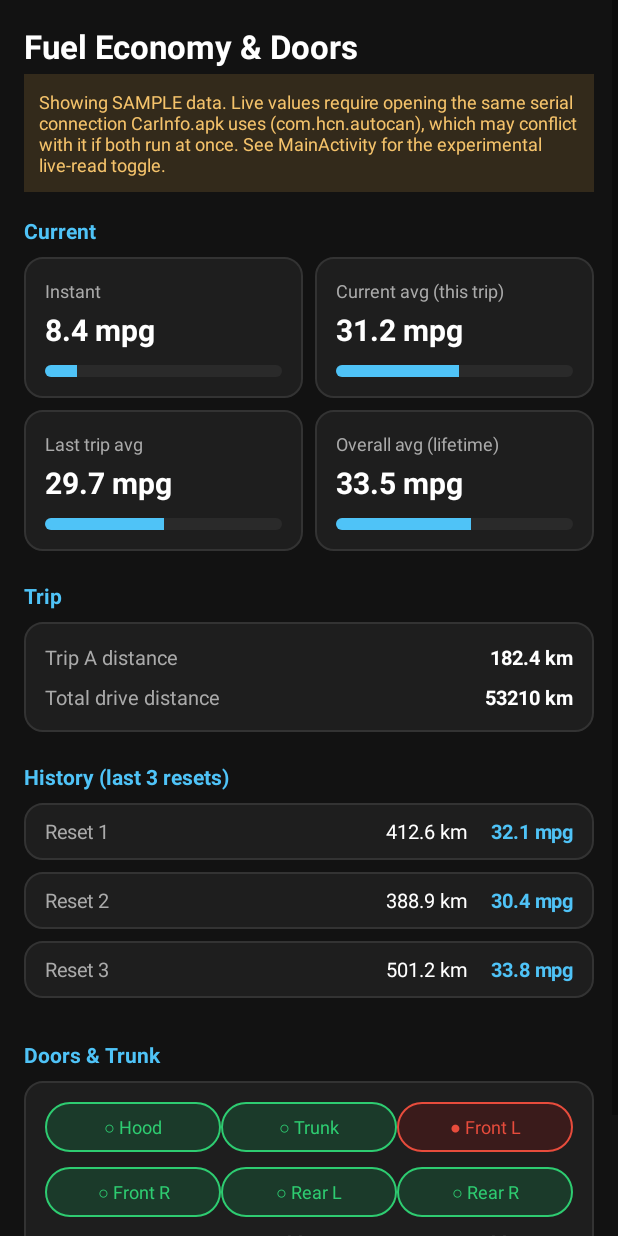
After one commit to HamzaRahman/CarPlayTesting, an Android app: the FuelInfoActivity screen opened directly, with no data from a screen before it, on a phone screen of 412 x 824 dp. The commit adds this screen. Run offline under Robolectric (Android 15) with nearby library versions, the light colour scheme and no system bars; 2 statements that could not run were skipped.

Commit message:
Add Fuel & Doors reference screen from decompiled CarInfo.apk

```diff
--- a/app/src/main/AndroidManifest.xml
+++ b/app/src/main/AndroidManifest.xml
@@ -20,6 +20,10 @@
                 <category android:name="android.intent.category.LAUNCHER" />
             </intent-filter>
         </activity>
+
+        <activity
+            android:name=".FuelInfoActivity"
+            android:exported="false" />
     </application>
 
 </manifest>
--- /dev/null
+++ b/app/src/main/java/com/debug/cansourcetester/FuelInfoActivity.java
@@ -0,0 +1,136 @@
+package com.debug.cansourcetester;
+
+import android.app.Activity;
+import android.graphics.Color;
+import android.os.Bundle;
+import android.view.Gravity;
+import android.view.View;
+import android.view.ViewGroup;
+import android.widget.LinearLayout;
+import android.widget.ProgressBar;
+import android.widget.TextView;
+
+/**
+ * Mirrors the fuel/mileage ("oil") and door/trunk display built by the real
+ * CarInfo app (package com.hcn.autocan), specifically
+ * com.hcn.autocan.hiworld.Honda.Yage9DataDecoder, reverse-engineered by
+ * decompiling CarInfo.apk.
+ *
+ * Byte layout for fuel (ParseData case pData[1]==22, readCurrentOilInfo):
+ *   pData[2]      instant consumption        (1 byte, 0-21 valid, else invalid)
+ *   pData[3-4]    current average             (2 bytes)
+ *   pData[5-6]    last-trip average           (2 bytes)
+ *   pData[7-8]    overall average             (2 bytes)
+ *   pData[9-11]   trip A distance             (3 bytes)
+ *   pData[12-13]  total drive distance        (2 bytes)
+ *   pData[14]     units bitfield              (bit7 dist unit, bit6 tripA unit,
+ *                                               4-5/2-3/0-1 = per-field mpg/km per L/L per 100km)
+ *   pData[15]     gauge range (progress max)
+ *
+ * History (pData[1]==23, readHistoryOilInfo): 3 slots, each 3-byte mileage +
+ * 2-byte average, same units bitfield pattern at pData[17].
+ *
+ * Door/trunk (pData[1]==18, handleCarDetailInfo): 6 states packed into one
+ * byte at pData[4] -- mFront=bit2 (hood), mRear=bit3 (trunk), FrontLeft=bit7,
+ * FrontRight=bit6, RearLeft=bit5, RearRight=bit4.
+ *
+ * This screen shows SAMPLE data only. The real CarInfo app owns its own
+ * dedicated serial connection to the decoder box (CanApp.GetInstance()
+ * .getCanService().openSerialPort()) separate from McuManager -- opening
+ * that same port from here risks conflicting with it if both run at once,
+ * so no live read is wired up.
+ */
+public class FuelInfoActivity extends Activity {
+
+    private static final int GAUGE_MAX = 60;
+
+    @Override
+    protected void onCreate(Bundle savedInstanceState) {
+        super.onCreate(savedInstanceState);
+        setContentView(R.layout.activity_fuel_info);
+
+        bindStat(R.id.cardInstant, "Instant", "8.4", "mpg", 8);
+        bindStat(R.id.cardCurAvg, "Current avg (this trip)", "31.2", "mpg", 31);
+        bindStat(R.id.cardLastAvg, "Last trip avg", "29.7", "mpg", 30);
+        bindStat(R.id.cardOverallAvg, "Overall avg (lifetime)", "33.5", "mpg", 34);
+
+        LinearLayout historyContainer = findViewById(R.id.historyContainer);
+        addHistoryRow(historyContainer, "Reset 1", "412.6 km", "32.1 mpg");
+        addHistoryRow(historyContainer, "Reset 2", "388.9 km", "30.4 mpg");
+        addHistoryRow(historyContainer, "Reset 3", "501.2 km", "33.8 mpg");
+
+        LinearLayout doorRow1 = findViewById(R.id.doorGridRow1);
+        addDoorPill(doorRow1, "Hood", false);
+        addDoorPill(doorRow1, "Trunk", false);
+        addDoorPill(doorRow1, "Front L", true);
+
+        LinearLayout doorRow2 = findViewById(R.id.doorGridRow2);
+        addDoorPill(doorRow2, "Front R", false);
+        addDoorPill(doorRow2, "Rear L", false);
+        addDoorPill(doorRow2, "Rear R", false);
+    }
+
+    private void bindStat(int includeId, String label, String value, String unit, int progress) {
+        View card = findViewById(includeId);
+        ((TextView) card.findViewById(R.id.txtLabel)).setText(label);
+        ((TextView) card.findViewById(R.id.txtValue)).setText(value + " " + unit);
+        ProgressBar bar = card.findViewById(R.id.progressBar);
+        bar.setMax(GAUGE_MAX);
+        bar.setProgress(progress);
+    }
+
+    private void addHistoryRow(LinearLayout container, String label, String mileage, String avg) {
+        LinearLayout row = new LinearLayout(this);
+        row.setOrientation(LinearLayout.HORIZONTAL);
+        row.setGravity(Gravity.CENTER_VERTICAL);
+        LinearLayout.LayoutParams rowParams = new LinearLayout.LayoutParams(
+                ViewGroup.LayoutParams.MATCH_PARENT, ViewGroup.LayoutParams.WRAP_CONTENT);
+        rowParams.bottomMargin = dp(8);
+        row.setLayoutParams(rowParams);
+        row.setBackgroundResource(R.drawable.bg_card);
+        row.setPadding(dp(14), dp(10), dp(14), dp(10));
+
+        TextView txtLabel = new TextView(this);
+        txtLabel.setText(label);
+        txtLabel.setTextColor(Color.parseColor("#AAAAAA"));
+        txtLabel.setTextSize(13);
+        LinearLayout.LayoutParams labelParams = new LinearLayout.LayoutParams(0, ViewGroup.LayoutParams.WRAP_CONTENT, 1f);
+        row.addView(txtLabel, labelParams);
+
+        TextView txtMileage = new TextView(this);
+        txtMileage.setText(mileage);
+        txtMileage.setTextColor(Color.WHITE);
+        txtMileage.setTextSize(13);
+        txtMileage.setPadding(0, 0, dp(16), 0);
+        row.addView(txtMileage);
+
+        TextView txtAvg = new TextView(this);
+        txtAvg.setText(avg);
+        txtAvg.setTextColor(Color.parseColor("#4FC3F7"));
+        txtAvg.setTextSize(13);
+        txtAvg.setTypeface(txtAvg.getTypeface(), android.graphics.Typeface.BOLD);
+        row.addView(txtAvg);
+
+        container.addView(row);
+    }
+
+    private void addDoorPill(LinearLayout container, String label, boolean open) {
+        TextView pill = new TextView(this);
+        pill.setText((open ? "● " : "○ ") + label);
+        pill.setTextColor(open ? Color.parseColor("#E74C3C") : Color.parseColor("#2ECC71"));
+        pill.setTextSize(12);
+        pill.setGravity(Gravity.CENTER);
+        pill.setBackgroundResource(open ? R.drawable.bg_pill_open : R.drawable.bg_pill_closed);
+        pill.setPadding(dp(10), dp(8), dp(10), dp(8));
+        LinearLayout.LayoutParams params = new LinearLayout.LayoutParams(0, ViewGroup.LayoutParams.WRAP_CONTENT, 1f);
+        params.marginEnd = dp(6);
+        params.marginStart = dp(6);
+        pill.setLayoutParams(params);
+        container.addView(pill);
+    }
+
+    private int dp(int value) {
+        float density = getResources().getDisplayMetrics().density;
+        return Math.round(value * density);
+    }
+}
--- a/app/src/main/java/com/debug/cansourcetester/MainActivity.java
+++ b/app/src/main/java/com/debug/cansourcetester/MainActivity.java
@@ -1,6 +1,7 @@
 package com.debug.cansourcetester;
 
 import android.app.Activity;
+import android.content.Intent;
 import android.os.Bundle;
 import android.os.Handler;
 import android.os.Looper;
@@ -71,6 +72,7 @@ public class MainActivity extends Activity {
         Button btnKeyBt = findViewById(R.id.btnKeyBt);
         Button btnKeyBtMusic = findViewById(R.id.btnKeyBtMusic);
         Button btnKeyMusic = findViewById(R.id.btnKeyMusic);
+        Button btnFuelInfo = findViewById(R.id.btnFuelInfo);
 
         // Step 1: claim source. Confirmed by decompiling the real BluetoothService.apk
         // (android.sourceservice.SourceInfo, android.sourceservice.SourceService):
@@ -97,6 +99,8 @@ public class MainActivity extends Activity {
         btnKeyBt.setOnClickListener(v -> injectMcuKey(302, 0));       // K_BT
         btnKeyBtMusic.setOnClickListener(v -> injectMcuKey(331, 0));  // K_BTMUSIC
         btnKeyMusic.setOnClickListener(v -> injectMcuKey(209, 0));    // K_MUSIC
+
+        btnFuelInfo.setOnClickListener(v -> startActivity(new Intent(this, FuelInfoActivity.class)));
 
         log("Ready. Package=" + getPackageName());
     }
--- /dev/null
+++ b/app/src/main/res/drawable/bg_card.xml
@@ -0,0 +1,6 @@
+<?xml version="1.0" encoding="utf-8"?>
+<shape xmlns:android="http://schemas.android.com/apk/res/android">
+    <solid android:color="#1E1E1E" />
+    <corners android:radius="12dp" />
+    <stroke android:width="1dp" android:color="#333333" />
+</shape>
--- /dev/null
+++ b/app/src/main/res/drawable/bg_pill_closed.xml
@@ -0,0 +1,6 @@
+<?xml version="1.0" encoding="utf-8"?>
+<shape xmlns:android="http://schemas.android.com/apk/res/android">
+    <solid android:color="#1B3A2A" />
+    <corners android:radius="20dp" />
+    <stroke android:width="1dp" android:color="#2ECC71" />
+</shape>
--- /dev/null
+++ b/app/src/main/res/drawable/bg_pill_open.xml
@@ -0,0 +1,6 @@
+<?xml version="1.0" encoding="utf-8"?>
+<shape xmlns:android="http://schemas.android.com/apk/res/android">
+    <solid android:color="#3A1B1B" />
+    <corners android:radius="20dp" />
+    <stroke android:width="1dp" android:color="#E74C3C" />
+</shape>
--- /dev/null
+++ b/app/src/main/res/drawable/progress_fuel.xml
@@ -0,0 +1,17 @@
+<?xml version="1.0" encoding="utf-8"?>
+<layer-list xmlns:android="http://schemas.android.com/apk/res/android">
+    <item android:id="@android:id/background">
+        <shape>
+            <solid android:color="#2A2A2A" />
+            <corners android:radius="6dp" />
+        </shape>
+    </item>
+    <item android:id="@android:id/progress">
+        <clip>
+            <shape>
+                <solid android:color="#4FC3F7" />
+                <corners android:radius="6dp" />
+            </shape>
+        </clip>
+    </item>
+</layer-list>
--- /dev/null
+++ b/app/src/main/res/layout/activity_fuel_info.xml
@@ -0,0 +1,214 @@
+<?xml version="1.0" encoding="utf-8"?>
+<ScrollView xmlns:android="http://schemas.android.com/apk/res/android"
+    android:layout_width="match_parent"
+    android:layout_height="match_parent"
+    android:background="#121212">
+
+    <LinearLayout
+        android:layout_width="match_parent"
+        android:layout_height="wrap_content"
+        android:orientation="vertical"
+        android:padding="16dp">
+
+        <TextView
+            android:layout_width="wrap_content"
+            android:layout_height="wrap_content"
+            android:text="Fuel Economy &amp; Doors"
+            android:textColor="#FFFFFF"
+            android:textSize="22sp"
+            android:textStyle="bold" />
+
+        <TextView
+            android:id="@+id/txtDataNote"
+            android:layout_width="match_parent"
+            android:layout_height="wrap_content"
+            android:layout_marginTop="4dp"
+            android:layout_marginBottom="16dp"
+            android:background="#332A1B"
+            android:padding="10dp"
+            android:text="Showing SAMPLE data. Live values require opening the same serial connection CarInfo.apk uses (com.hcn.autocan), which may conflict with it if both run at once. See MainActivity for the experimental live-read toggle."
+            android:textColor="#F5C36B"
+            android:textSize="12sp" />
+
+        <!-- Current fuel section -->
+        <TextView
+            android:layout_width="wrap_content"
+            android:layout_height="wrap_content"
+            android:layout_marginBottom="8dp"
+            android:text="Current"
+            android:textColor="#4FC3F7"
+            android:textSize="14sp"
+            android:textStyle="bold" />
+
+        <LinearLayout
+            android:layout_width="match_parent"
+            android:layout_height="wrap_content"
+            android:orientation="horizontal">
+
+            <include
+                android:id="@+id/cardInstant"
+                layout="@layout/item_fuel_stat"
+                android:layout_width="0dp"
+                android:layout_height="wrap_content"
+                android:layout_marginEnd="8dp"
+                android:layout_weight="1" />
+
+            <include
+                android:id="@+id/cardCurAvg"
+                layout="@layout/item_fuel_stat"
+                android:layout_width="0dp"
+                android:layout_height="wrap_content"
+                android:layout_weight="1" />
+        </LinearLayout>
+
+        <LinearLayout
+            android:layout_width="match_parent"
+            android:layout_height="wrap_content"
+            android:layout_marginTop="8dp"
+            android:orientation="horizontal">
+
+            <include
+                android:id="@+id/cardLastAvg"
+                layout="@layout/item_fuel_stat"
+                android:layout_width="0dp"
+                android:layout_height="wrap_content"
+                android:layout_marginEnd="8dp"
+                android:layout_weight="1" />
+
+            <include
+                android:id="@+id/cardOverallAvg"
+                layout="@layout/item_fuel_stat"
+                android:layout_width="0dp"
+                android:layout_height="wrap_content"
+                android:layout_weight="1" />
+        </LinearLayout>
+
+        <!-- Trip info -->
+        <TextView
+            android:layout_width="wrap_content"
+            android:layout_height="wrap_content"
+            android:layout_marginTop="20dp"
+            android:layout_marginBottom="8dp"
+            android:text="Trip"
+            android:textColor="#4FC3F7"
+            android:textSize="14sp"
+            android:textStyle="bold" />
+
+        <LinearLayout
+            android:layout_width="match_parent"
+            android:layout_height="wrap_content"
+            android:background="@drawable/bg_card"
+            android:orientation="vertical"
+            android:padding="14dp">
+
+            <LinearLayout
+                android:layout_width="match_parent"
+                android:layout_height="wrap_content"
+                android:orientation="horizontal"
+                android:paddingBottom="8dp">
+
+                <TextView
+                    android:layout_width="0dp"
+                    android:layout_height="wrap_content"
+                    android:layout_weight="1"
+                    android:text="Trip A distance"
+                    android:textColor="#AAAAAA"
+                    android:textSize="13sp" />
+
+                <TextView
+                    android:id="@+id/txtTripA"
+                    android:layout_width="wrap_content"
+                    android:layout_height="wrap_content"
+                    android:text="182.4 km"
+                    android:textColor="#FFFFFF"
+                    android:textSize="13sp"
+                    android:textStyle="bold" />
+            </LinearLayout>
+
+            <LinearLayout
+                android:layout_width="match_parent"
+                android:layout_height="wrap_content"
+                android:orientation="horizontal">
+
+                <TextView
+                    android:layout_width="0dp"
+                    android:layout_height="wrap_content"
+                    android:layout_weight="1"
+                    android:text="Total drive distance"
+                    android:textColor="#AAAAAA"
+                    android:textSize="13sp" />
+
+                <TextView
+                    android:id="@+id/txtDriveDistance"
+                    android:layout_width="wrap_content"
+                    android:layout_height="wrap_content"
+                    android:text="53210 km"
+                    android:textColor="#FFFFFF"
+                    android:textSize="13sp"
+                    android:textStyle="bold" />
+            </LinearLayout>
+        </LinearLayout>
+
+        <!-- History -->
+        <TextView
+            android:layout_width="wrap_content"
+            android:layout_height="wrap_content"
+            android:layout_marginTop="20dp"
+            android:layout_marginBottom="8dp"
+            android:text="History (last 3 resets)"
+            android:textColor="#4FC3F7"
+            android:textSize="14sp"
+            android:textStyle="bold" />
+
+        <LinearLayout
+            android:id="@+id/historyContainer"
+            android:layout_width="match_parent"
+            android:layout_height="wrap_content"
+            android:orientation="vertical" />
+
+        <!-- Doors & Trunk -->
+        <TextView
+            android:layout_width="wrap_content"
+            android:layout_height="wrap_content"
+            android:layout_marginTop="20dp"
+            android:layout_marginBottom="8dp"
+            android:text="Doors &amp; Trunk"
+            android:textColor="#4FC3F7"
+            android:textSize="14sp"
+            android:textStyle="bold" />
+
+        <LinearLayout
+            android:layout_width="match_parent"
+            android:layout_height="wrap_content"
+            android:background="@drawable/bg_card"
+            android:orientation="vertical"
+            android:padding="14dp">
+
+            <LinearLayout
+                android:id="@+id/doorGridRow1"
+                android:layout_width="match_parent"
+                android:layout_height="wrap_content"
+                android:orientation="horizontal"
+                android:paddingBottom="10dp" />
+
+            <LinearLayout
+                android:id="@+id/doorGridRow2"
+                android:layout_width="match_parent"
+                android:layout_height="wrap_content"
+                android:orientation="horizontal" />
+
+            <TextView
+                android:layout_width="match_parent"
+                android:layout_height="wrap_content"
+                android:layout_marginTop="10dp"
+                android:text="Bits packed in a single byte at pData[4] when GID/SID header pData[1]==18 (0x12). mFront=bit2 (hood), mRear=bit3 (trunk), FL=bit7, FR=bit6, RL=bit5, RR=bit4."
+                android:textColor="#777777"
+                android:textSize="10sp" />
+        </LinearLayout>
+
+        <View
+            android:layout_width="match_parent"
+            android:layout_height="24dp" />
+
+    </LinearLayout>
+</ScrollView>
--- a/app/src/main/res/layout/activity_main.xml
+++ b/app/src/main/res/layout/activity_main.xml
@@ -125,6 +125,13 @@
                 android:text="K_MUSIC (209)" />
         </LinearLayout>
 
+        <Button
+            android:id="@+id/btnFuelInfo"
+            android:layout_width="match_parent"
+            android:layout_height="wrap_content"
+            android:layout_marginTop="16dp"
+            android:text="Fuel &amp; Doors reference (from CarInfo.apk)" />
+
         <TextView
             android:layout_width="wrap_content"
             android:layout_height="wrap_content"
--- /dev/null
+++ b/app/src/main/res/layout/item_fuel_stat.xml
@@ -0,0 +1,37 @@
+<?xml version="1.0" encoding="utf-8"?>
+<LinearLayout xmlns:android="http://schemas.android.com/apk/res/android"
+    android:layout_width="match_parent"
+    android:layout_height="wrap_content"
+    android:background="@drawable/bg_card"
+    android:orientation="vertical"
+    android:padding="14dp">
+
+    <TextView
+        android:id="@+id/txtLabel"
+        android:layout_width="match_parent"
+        android:layout_height="wrap_content"
+        android:text="Label"
+        android:textColor="#AAAAAA"
+        android:textSize="12sp" />
+
+    <TextView
+        android:id="@+id/txtValue"
+        android:layout_width="match_parent"
+        android:layout_height="wrap_content"
+        android:layout_marginTop="4dp"
+        android:text="0.0 mpg"
+        android:textColor="#FFFFFF"
+        android:textSize="20sp"
+        android:textStyle="bold" />
+
+    <ProgressBar
+        android:id="@+id/progressBar"
+        style="?android:attr/progressBarStyleHorizontal"
+        android:layout_width="match_parent"
+        android:layout_height="8dp"
+        android:layout_marginTop="10dp"
+        android:max="60"
+        android:progress="0"
+        android:progressDrawable="@drawable/progress_fuel" />
+
+</LinearLayout>
```
